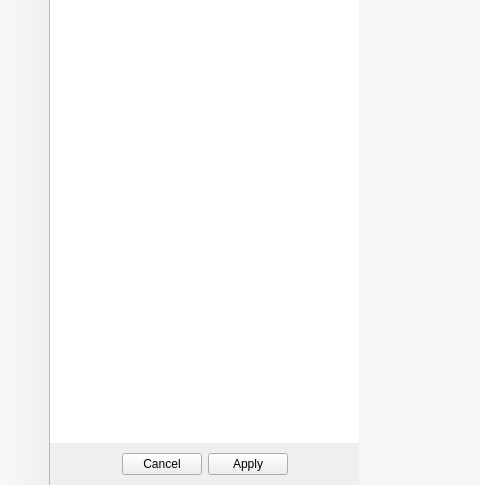
Old version of the form cadnano/gui/ui/mainwindow/mainwindow.ui in the repository cadnano/cadnano2.5; both pictures show x 0 to 480 and y 307 to 792 of the 1075 by 792 pixel window.
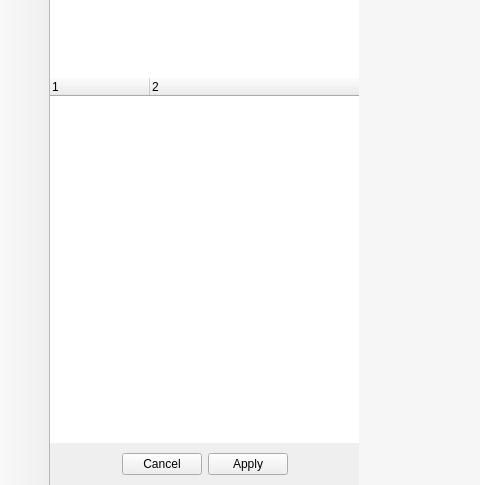
New version of the form. Icons and pictures are not drawn. Custom widgets are drawn as their Qt base class.

Commit message: started on property editor

Diff of the .ui file:
```diff
--- a/cadnano/gui/ui/mainwindow/mainwindow.ui
+++ b/cadnano/gui/ui/mainwindow/mainwindow.ui
@@ -94,7 +94,12 @@
          </property>
         </column>
        </widget>
-       <widget class="QTreeWidget" name="attribute_widget">
+       <widget class="PropertyEditorWidget" name="property_widget">
+        <property name="font">
+         <font>
+          <stylestrategy>PreferAntialias</stylestrategy>
+         </font>
+        </property>
         <property name="focusPolicy">
          <enum>Qt::NoFocus</enum>
         </property>
@@ -104,14 +109,22 @@
         <property name="alternatingRowColors">
          <bool>true</bool>
         </property>
-        <property name="headerHidden">
-         <bool>true</bool>
+        <property name="columnCount">
+         <number>2</number>
         </property>
+        <attribute name="headerStretchLastSection">
+         <bool>true</bool>
+        </attribute>
         <column>
          <property name="text">
           <string notr="true">1</string>
          </property>
         </column>
+        <column>
+         <property name="text">
+          <string notr="true">2</string>
+         </property>
+        </column>
        </widget>
        <widget class="QDialogButtonBox" name="attribute_buttonbox">
         <property name="layoutDirection">
@@ -982,6 +995,11 @@
    <extends>QTreeWidget</extends>
    <header>cadnano.gui.views.outlinerview.outlinertreewidget.h</header>
   </customwidget>
+  <customwidget>
+   <class>PropertyEditorWidget</class>
+   <extends>QTreeWidget</extends>
+   <header>cadnano.gui.views.outlinerview.propertyeditorwidget.h</header>
+  </customwidget>
  </customwidgets>
  <resources>
   <include location="cadnano.gui.ui.mainwindow.icons.qrc"/>
```
Left out of the diff: 13 changed lines with no effect on the pictures. The commit also changes 5 other files.
